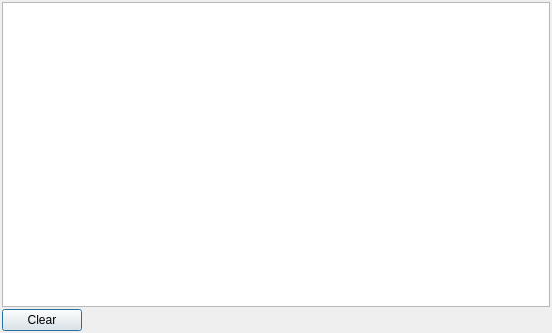
Qt form qt/ui/console.ui (ThunderGemios10/The-Super-Duper-Script-Editor) before a commit.
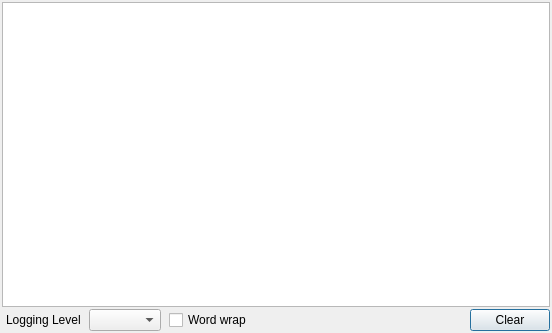
The same form after that commit. Icons and pictures are not drawn. Custom widgets are drawn as their Qt base class.

What changed in the file:
```diff
--- a/qt/ui/console.ui
+++ b/qt/ui/console.ui
@@ -29,10 +29,29 @@
    </item>
    <item>
     <layout class="QHBoxLayout" name="horizontalLayout">
+     <property name="spacing">
+      <number>8</number>
+     </property>
+     <property name="leftMargin">
+      <number>4</number>
+     </property>
+     <property name="rightMargin">
+      <number>0</number>
+     </property>
      <item>
-      <widget class="QPushButton" name="pushButton">
+      <widget class="QLabel" name="label">
        <property name="text">
-        <string>Clear</string>
+        <string>Logging Level</string>
+       </property>
+      </widget>
+     </item>
+     <item>
+      <widget class="QComboBox" name="cboLevels"/>
+     </item>
+     <item>
+      <widget class="QCheckBox" name="chkWordWrap">
+       <property name="text">
+        <string>Word wrap</string>
        </property>
       </widget>
      </item>
@@ -49,6 +68,13 @@
        </property>
       </spacer>
      </item>
+     <item>
+      <widget class="QPushButton" name="pushButton">
+       <property name="text">
+        <string>Clear</string>
+       </property>
+      </widget>
+     </item>
     </layout>
    </item>
   </layout>
```
Left out of the diff: 29 changed lines with no effect on the pictures.
